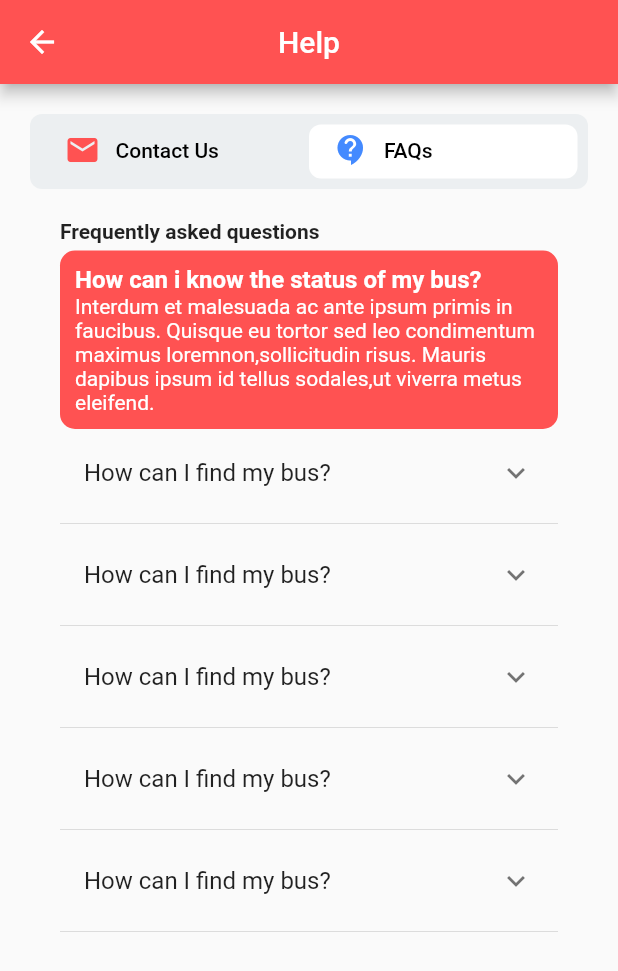
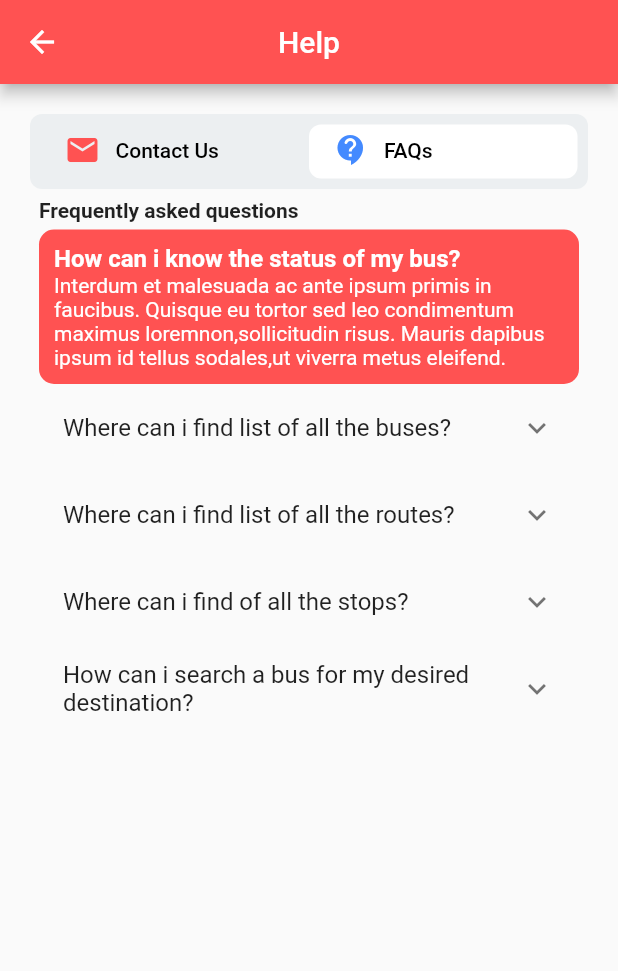
Before and after one commit to Prasanta651/HelpScreen, a Flutter app: the Helpscreen screen opened directly, tab 2 chosen, on a phone screen of 412 x 824 dp. Shown: the top 971 px of the screen. Run offline on Flutter 3.47's test engine with Material 2 defaults, Android fonts, the phone set to English and light mode, and no system bars; our stand-ins replace flutter_linkify.

Commit message:
Remove static tiles

```diff
--- a/lib/help_screen.dart
+++ b/lib/help_screen.dart
@@ -9,6 +9,19 @@ class Helpscreen extends StatefulWidget {
 }
 
 class _HelpscreenState extends State<Helpscreen> {
+  List<String> questions = [
+    'Where can i find list of all the buses?',
+    'Where can i find list of all the routes?',
+    'Where can i find of all the stops?',
+    'How can i search a bus for my desired destination?'
+  ];
+  List<String> answers = [
+    'Le Lorem Ipsum est simplement du faux texte employé dans la composition et la mise en page avant impression. Le Lorem Ipsum est le faux texte standard de',
+    'Le Lorem Ipsum est simplement du faux texte employé dans la composition et la mise en page avant impression. Le Lorem Ipsum est le faux texte standard de',
+    'Le Lorem Ipsum est simplement du faux texte employé dans la composition et la mise en page avant impression. Le Lorem Ipsum est le faux texte standard de',
+    'Le Lorem Ipsum est simplement du faux texte employé dans la composition et la mise en page avant impression. Le Lorem Ipsum est le faux texte standard de',
+  ];
+
   @override
   Widget build(BuildContext context) {
     return DefaultTabController(
@@ -91,7 +104,7 @@ class _HelpscreenState extends State<Helpscreen> {
                               crossAxisAlignment: CrossAxisAlignment.start,
                               children: [
                                 Container(
-                                  padding: EdgeInsets.all(10),
+                                  padding: EdgeInsets.all(8),
                                   child: const Text(
                                     'Get in touch with us',
                                     style: TextStyle(
@@ -102,7 +115,7 @@ class _HelpscreenState extends State<Helpscreen> {
                                 ),
                                 Card(
                                   child: Padding(
-                                    padding: EdgeInsets.all(15),
+                                    padding: EdgeInsets.all(8),
                                     child: Column(
                                       crossAxisAlignment:
                                           CrossAxisAlignment.start,
@@ -137,14 +150,14 @@ class _HelpscreenState extends State<Helpscreen> {
                                           ),*/
                                         GestureDetector(
                                           child: Text(
-                                            'help@zatri.com',
+                                            'contact@zatri.in',
                                             style: TextStyle(
                                                 decoration:
                                                     TextDecoration.underline,
                                                 color: Colors.blue),
                                           ),
                                           onTap: () async {
-                                            const url1 = 'help@zatri.com';
+                                            const url1 = 'contact@zatri.in';
                                             if (await canLaunch(url1))
                                               launch(url1);
                                           },
@@ -155,7 +168,7 @@ class _HelpscreenState extends State<Helpscreen> {
                                 ),
                                 Card(
                                   child: Padding(
-                                    padding: EdgeInsets.all(15),
+                                    padding: EdgeInsets.all(8),
                                     child: Column(
                                       crossAxisAlignment:
                                           CrossAxisAlignment.start,
@@ -179,14 +192,14 @@ class _HelpscreenState extends State<Helpscreen> {
                                         SizedBox(
                                           height: 10,
                                         ),
-                                        Text('180-180-1800'),
+                                        Text('+91-89-0808-5566'),
                                       ],
                                     ),
                                   ),
                                 ),
                                 Card(
                                   child: Padding(
-                                    padding: EdgeInsets.all(15),
+                                    padding: EdgeInsets.all(8),
                                     child: Column(
                                       crossAxisAlignment:
                                           CrossAxisAlignment.start,
@@ -212,15 +225,14 @@ class _HelpscreenState extends State<Helpscreen> {
                                         ),
                                         GestureDetector(
                                           child: Text(
-                                            'http://www.zatri.com/',
+                                            'http://www.zatri.in',
                                             style: TextStyle(
                                                 decoration:
                                                     TextDecoration.underline,
                                                 color: Colors.blue),
                                           ),
                                           onTap: () async {
-                                            const url3 =
-                                                'http://www.zatri.com/';
+                                            const url3 = 'http://www.zatri.in/';
                                             if (await canLaunch(url3))
                                               launch(url3);
                                           },
@@ -236,9 +248,10 @@ class _HelpscreenState extends State<Helpscreen> {
                       ),
                     ),
                     Container(
-                      padding: const EdgeInsets.all(10.0),
-                      margin: const EdgeInsets.all(10.0),
+                      padding: const EdgeInsets.all(6.0),
+                      // margin: const EdgeInsets.all(6.0),
                       //color: Colors.greenAccent,
+                      child: SingleChildScrollView(
                         child: Column(
                           crossAxisAlignment: CrossAxisAlignment.start,
                           children: [
@@ -276,49 +289,31 @@ class _HelpscreenState extends State<Helpscreen> {
                                     ),
                                   ]),
                             ),
-                          const ExpansionTile(
-                              title: Text('How can I find my bus?')),
-                          const SizedBox(
-                            height: 10,
-                            width: double.infinity,
-                            child: Divider(
-                              color: Colors.black12,
+                            ListView.builder(
+                                shrinkWrap: true,
+                                itemCount: questions.length,
+                                itemBuilder: (context, index) {
+                                  return ExpansionTile(
+                                    title: Text(questions[index]),
+                                    children: [
+                                      Container(
+                                        padding: const EdgeInsets.all(8.0),
+                                        //margin: EdgeInsets.all(10.0),
+                                        //color: Colors.red,
+                                        decoration: BoxDecoration(
+                                          borderRadius:
+                                              BorderRadius.circular(10),
+                                          color: Colors.redAccent,
                                         ),
+                                        child: Text(answers[index],
+                                            style:
+                                                TextStyle(color: Colors.white)),
+                                      )
+                                    ],
+                                  );
+                                }),
+                          ],
                         ),
-                          ExpansionTile(title: Text('How can I find my bus?')),
-                          const SizedBox(
-                            height: 10,
-                            width: double.infinity,
-                            child: Divider(
-                              color: Colors.black12,
-                            ),
-                          ),
-                          ExpansionTile(title: Text('How can I find my bus?')),
-                          const SizedBox(
-                            height: 10,
-                            width: double.infinity,
-                            child: Divider(
-                              color: Colors.black12,
-                            ),
-                          ),
-                          ExpansionTile(title: Text('How can I find my bus?')),
-                          const SizedBox(
-                            height: 10,
-                            width: double.infinity,
-                            child: Divider(
-                              color: Colors.black12,
-                            ),
-                          ),
-                          ExpansionTile(title: Text('How can I find my bus?')),
-                          const SizedBox(
-                            height: 10,
-                            width: double.infinity,
-                            child: Divider(
-                              color: Colors.black12,
-                            ),
-                          ),
-                          //ExpansionTile(title: Text('How can I find my bus?')),
-                        ],
                       ),
                     ),
                   ]),
```
Lines whose indentation alone changed are shown as unchanged.
